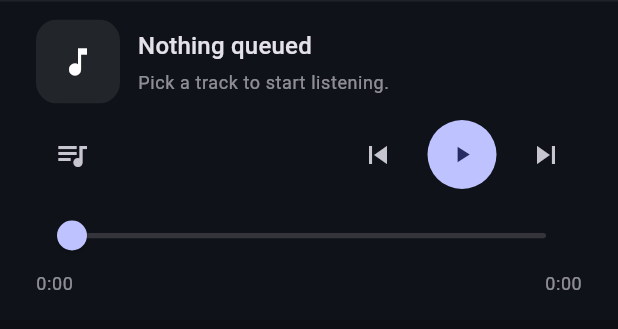
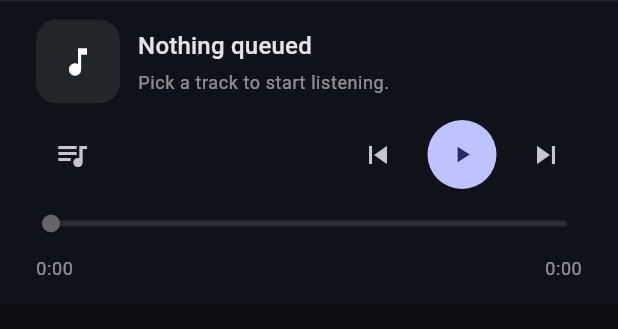
Before and after one commit to j6k4m8/coppelia, a Flutter app: the _BottomBar widget shown alone on an empty page, opened directly with empty values, on a phone screen of 412 x 824 dp. Shown: the top 329 px of the screen. Run offline on Flutter 3.47's test engine with Material 3 defaults, Android fonts, the phone set to English and light mode, and no system bars; our stand-ins replace cached_network_image, flutter_cache_manager, just_audio, shared_preferences; missing offline and left inert: window_manager; accounts and stored records are empty; Roboto replaces fonts that are missing (SF Pro Display).

Commit message:
feat: implement previous track logic to restart if more than 5 seconds in, update progress bar to use new scrubber component

```diff
--- a/lib/state/app_state.dart
+++ b/lib/state/app_state.dart
@@ -704,6 +704,11 @@ class AppState extends ChangeNotifier {
 
   /// Skips to the previous track.
   Future<void> previousTrack() async {
+    const restartThreshold = Duration(seconds: 5);
+    if (_position > restartThreshold) {
+      await _playback.seek(Duration.zero);
+      return;
+    }
     await _playback.skipPrevious();
   }
 
@@ -774,6 +779,7 @@ class AppState extends ChangeNotifier {
     await _settingsStore.saveNowPlayingLayout(layout);
     notifyListeners();
   }
+
 
   /// Updates the sidebar width preference.
   Future<void> setSidebarWidth(
--- a/lib/ui/screens/home_screen.dart
+++ b/lib/ui/screens/home_screen.dart
@@ -15,7 +15,6 @@ import '../widgets/favorite_albums_view.dart';
 import '../widgets/favorite_artists_view.dart';
 import '../widgets/favorite_tracks_view.dart';
 import '../widgets/gradient_background.dart';
-import '../widgets/glowing_loading_bar.dart';
 import '../widgets/library_overview.dart';
 import '../widgets/library_placeholder_view.dart';
 import '../widgets/genres_view.dart';
@@ -43,7 +42,6 @@ class HomeScreen extends StatelessWidget {
         child: SafeArea(
           child: Column(
             children: [
-              GlowingLoadingBar(isVisible: state.isBuffering),
               Expanded(child: content),
             ],
           ),
--- a/lib/ui/widgets/now_playing_panel.dart
+++ b/lib/ui/widgets/now_playing_panel.dart
@@ -1,5 +1,3 @@
-import 'dart:math';
-
 import 'package:cached_network_image/cached_network_image.dart';
 import 'package:flutter/material.dart';
 import 'package:provider/provider.dart';
@@ -66,10 +64,11 @@ class _SidePanel extends StatelessWidget {
           const SizedBox(height: 6),
           _NowPlayingMeta(track: track),
           const SizedBox(height: 20),
-          _ProgressBar(
+          _ProgressScrubber(
             position: state.position,
             duration: state.duration,
             onSeek: state.seek,
+            isBuffering: state.isBuffering,
           ),
           const SizedBox(height: 12),
           _Controls(
@@ -78,10 +77,6 @@ class _SidePanel extends StatelessWidget {
             onNext: state.nextTrack,
             onPrevious: state.previousTrack,
           ),
-          if (track != null) ...[
-            const SizedBox(height: 16),
-            _MiniWaveform(trackId: track.id),
-          ],
           const SizedBox(height: 20),
           Divider(color: ColorTokens.border(context, 0.12)),
           const SizedBox(height: 16),
@@ -163,15 +158,13 @@ class _BottomBar extends StatelessWidget {
                   ],
                 ),
                 const SizedBox(height: 6),
-                _ProgressBar(
+                _ProgressScrubber(
                   position: state.position,
                   duration: state.duration,
                   onSeek: state.seek,
+                  compact: true,
+                  isBuffering: state.isBuffering,
                 ),
-                if (track != null) ...[
-                  const SizedBox(height: 8),
-                  _MiniWaveform(trackId: track.id, compact: true),
-                ],
               ],
             );
           }
@@ -196,15 +189,13 @@ class _BottomBar extends StatelessWidget {
                 ],
               ),
               const SizedBox(height: 6),
-              _ProgressBar(
+              _ProgressScrubber(
                 position: state.position,
                 duration: state.duration,
                 onSeek: state.seek,
+                compact: true,
+                isBuffering: state.isBuffering,
               ),
-              if (track != null) ...[
-                const SizedBox(height: 8),
-                _MiniWaveform(trackId: track.id, compact: true),
-              ],
             ],
           );
         },
@@ -356,51 +347,136 @@ class _NowPlayingMeta extends StatelessWidget {
   }
 }
 
-class _MiniWaveform extends StatelessWidget {
-  const _MiniWaveform({
-    required this.trackId,
+class _ProgressScrubber extends StatefulWidget {
+  const _ProgressScrubber({
+    required this.position,
+    required this.duration,
+    required this.onSeek,
+    required this.isBuffering,
     this.compact = false,
   });
 
-  final String trackId;
+  final Duration position;
+  final Duration duration;
+  final ValueChanged<Duration> onSeek;
+  final bool isBuffering;
   final bool compact;
 
   @override
-  Widget build(BuildContext context) {
-    final bars = _buildBars(trackId, compact ? 18 : 26);
-    return SizedBox(
-      height: compact ? 26 : 34,
-      child: Row(
-        crossAxisAlignment: CrossAxisAlignment.end,
-        children: bars
-            .map(
-              (height) => Expanded(
-                child: Align(
-                  alignment: Alignment.bottomCenter,
-                  child: Container(
-                    margin: const EdgeInsets.symmetric(horizontal: 2),
-                    decoration: BoxDecoration(
-                      color: Theme.of(context)
-                          .colorScheme
-                          .primary
-                          .withOpacity(0.6),
-                      borderRadius: BorderRadius.circular(6),
-                    ),
-                    height: height,
-                  ),
-                ),
-              ),
-            )
-            .toList(),
-      ),
+  State<_ProgressScrubber> createState() => _ProgressScrubberState();
+}
+
+class _ProgressScrubberState extends State<_ProgressScrubber>
+    with SingleTickerProviderStateMixin {
+  late final AnimationController _controller;
+
+  @override
+  void initState() {
+    super.initState();
+    _controller = AnimationController(
+      vsync: this,
+      duration: const Duration(milliseconds: 1400),
     );
+    if (widget.isBuffering) {
+      _controller.repeat(reverse: true);
+    }
   }
 
-  List<double> _buildBars(String seed, int count) {
-    final random = Random(seed.hashCode);
-    return List<double>.generate(
-      count,
-      (_) => 8 + random.nextDouble() * (compact ? 14 : 20),
+  @override
+  void didUpdateWidget(covariant _ProgressScrubber oldWidget) {
+    super.didUpdateWidget(oldWidget);
+    if (widget.isBuffering && !_controller.isAnimating) {
+      _controller.repeat(reverse: true);
+    } else if (!widget.isBuffering && _controller.isAnimating) {
+      _controller
+        ..stop()
+        ..value = 0.0;
+    }
+  }
+
+  @override
+  void dispose() {
+    _controller.dispose();
+    super.dispose();
+  }
+
+  @override
+  Widget build(BuildContext context) {
+    final totalMs = widget.duration.inMilliseconds;
+    final currentMs = widget.position.inMilliseconds.clamp(0, totalMs);
+    final value = totalMs > 0 ? currentMs / totalMs : 0.0;
+    final height = widget.compact ? 32.0 : 40.0;
+    final trackHeight = widget.compact ? 4.0 : 6.0;
+    final thumbRadius = widget.compact ? 6.0 : 8.0;
+    final overlayRadius = widget.compact ? 10.0 : 12.0;
+    final primary = Theme.of(context).colorScheme.primary;
+
+    return Column(
+      children: [
+        SizedBox(
+          height: height,
+          child: AnimatedBuilder(
+            animation: _controller,
+            builder: (context, _) {
+              final pulse = widget.isBuffering ? _controller.value : 0.0;
+              final activeColor = Color.lerp(
+                    primary.withOpacity(0.6),
+                    primary,
+                    pulse,
+                  ) ??
+                  primary;
+              final inactiveColor = Color.lerp(
+                    primary.withOpacity(0.14),
+                    primary.withOpacity(0.28),
+                    pulse,
+                  ) ??
+                  primary.withOpacity(0.2);
+              return SliderTheme(
+                data: SliderTheme.of(context).copyWith(
+                  trackHeight: trackHeight,
+                  activeTrackColor: activeColor,
+                  inactiveTrackColor: inactiveColor,
+                  thumbColor: activeColor,
+                  overlayColor: activeColor.withOpacity(0.15),
+                  thumbShape:
+                      RoundSliderThumbShape(enabledThumbRadius: thumbRadius),
+                  overlayShape:
+                      RoundSliderOverlayShape(overlayRadius: overlayRadius),
+                ),
+                child: Slider(
+                  value: value,
+                  onChanged: totalMs <= 0
+                      ? null
+                      : (newValue) {
+                          final targetMs = (totalMs * newValue).round();
+                          widget.onSeek(Duration(milliseconds: targetMs));
+                        },
+                ),
+              );
+            },
+          ),
+        ),
+        const SizedBox(height: 6),
+        Row(
+          mainAxisAlignment: MainAxisAlignment.spaceBetween,
+          children: [
+            Text(
+              formatDuration(widget.position),
+              style: Theme.of(context)
+                  .textTheme
+                  .bodySmall
+                  ?.copyWith(color: ColorTokens.textSecondary(context)),
+            ),
+            Text(
+              formatDuration(widget.duration),
+              style: Theme.of(context)
+                  .textTheme
+                  .bodySmall
+                  ?.copyWith(color: ColorTokens.textSecondary(context)),
+            ),
+          ],
+        ),
+      ],
     );
   }
 }
@@ -458,58 +534,6 @@ class _MiniArtwork extends StatelessWidget {
   }
 }
 
-class _ProgressBar extends StatelessWidget {
-  const _ProgressBar({
-    required this.position,
-    required this.duration,
-    required this.onSeek,
-  });
-
-  final Duration position;
-  final Duration duration;
-  final ValueChanged<Duration> onSeek;
-
-  @override
-  Widget build(BuildContext context) {
-    final maxValue = duration.inMilliseconds > 0
-        ? duration.inMilliseconds.toDouble()
-        : 1.0;
-    final rawValue = position.inMilliseconds.toDouble();
-    final currentValue = rawValue < 0
-        ? 0.0
-        : (rawValue > maxValue ? maxValue : rawValue);
-    return Column(
-      children: [
-        Slider(
-          value: currentValue,
-          min: 0,
-          max: maxValue,
-          onChanged: (value) => onSeek(Duration(milliseconds: value.toInt())),
-        ),
-        Row(
-          mainAxisAlignment: MainAxisAlignment.spaceBetween,
-          children: [
-            Text(
-              formatDuration(position),
-              style: Theme.of(context)
-                  .textTheme
-                  .bodySmall
-                  ?.copyWith(color: ColorTokens.textSecondary(context)),
-            ),
-            Text(
-              formatDuration(duration),
-              style: Theme.of(context)
-                  .textTheme
-                  .bodySmall
-                  ?.copyWith(color: ColorTokens.textSecondary(context)),
-            ),
-          ],
-        ),
-      ],
-    );
-  }
-}
-
 class _Controls extends StatelessWidget {
   const _Controls({
     required this.isPlaying,
```
Also changed, not shown: 1 other file.
